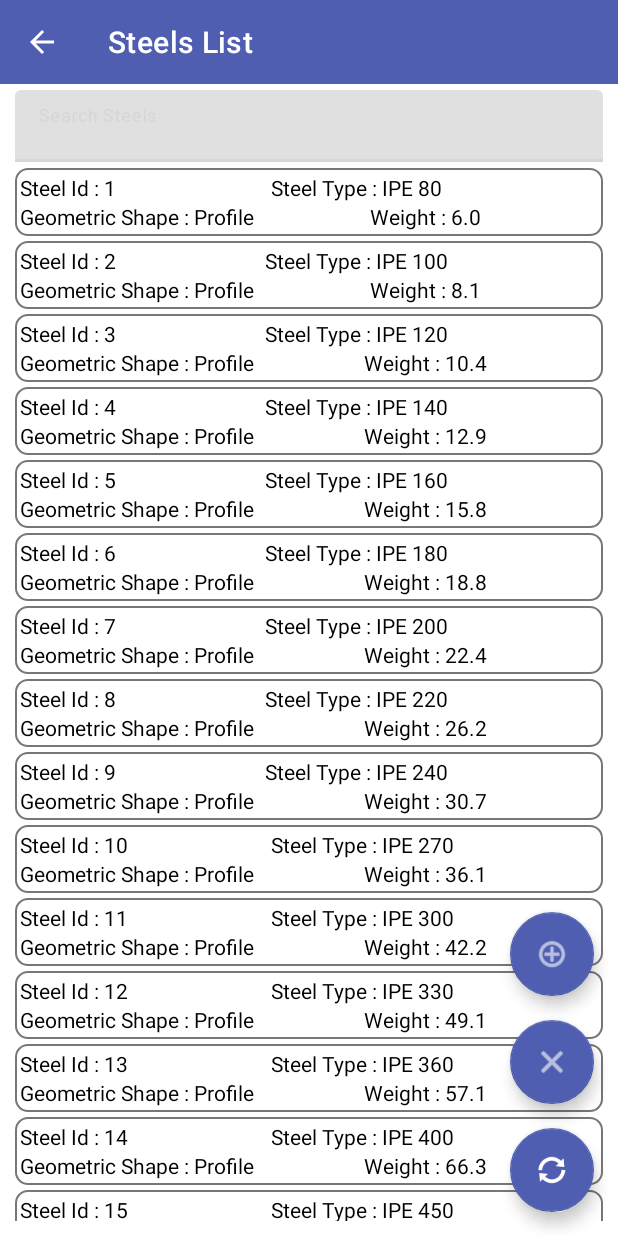
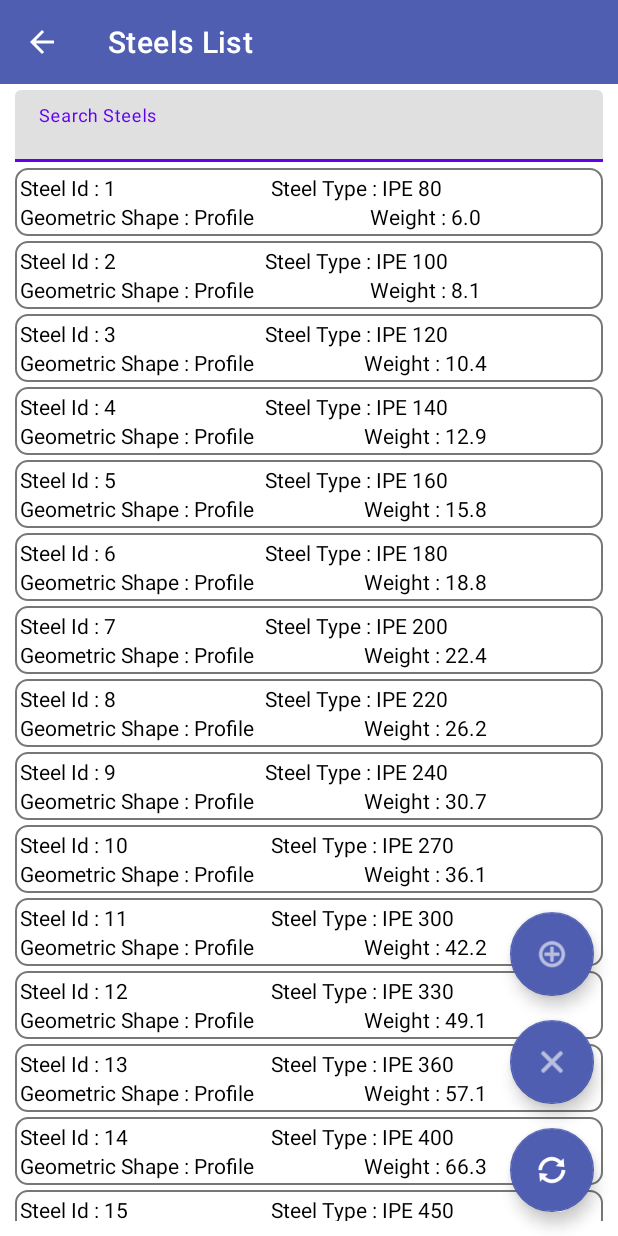
Before and after one commit to abdelouahadelfihri/metalconstructionsestimates-v2.0.0, an Android app: the Steels screen opened directly, with no data from a screen before it, on a phone screen of 412 x 824 dp. Run offline under Robolectric (Android 15) with nearby library versions, the phone set to English and light mode, and no system bars.

Commit message:
updates to colors.xml

```diff
--- a/app/src/main/res/values/colors.xml
+++ b/app/src/main/res/values/colors.xml
@@ -10,4 +10,7 @@
     <color name="grey">#6E6E6E</color>
     <color name="fabBackground">#6699FF</color>
     <color name="fabIconTint">#FFFFFF</color>
+    <color name="colorPrimary">#6200EE</color>        <!-- Purple -->
+    <color name="colorPrimaryDark">#3700B3</color>    <!-- Darker Purple -->
+    <color name="colorAccent">#03DAC5</color>
 </resources>
```
